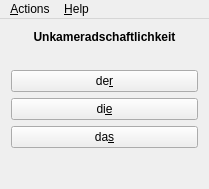
Old version of the form mainwindow.ui in the repository lawand/gngt.
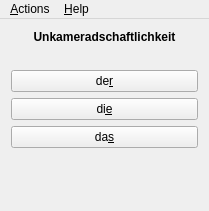
New version of the form.

```diff
--- a/mainwindow.ui
+++ b/mainwindow.ui
@@ -7,7 +7,7 @@
     <x>0</x>
     <y>0</y>
     <width>209</width>
-    <height>189</height>
+    <height>211</height>
    </rect>
   </property>
   <property name="windowTitle">
```
Left out of the diff: 18 changed lines with no effect on the pictures.
